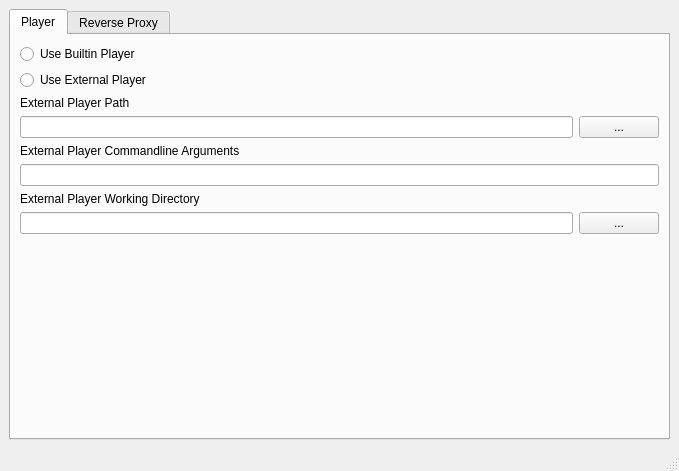
Qt form desktop/configurationwindow.ui (missdeer/hannah) before a commit.
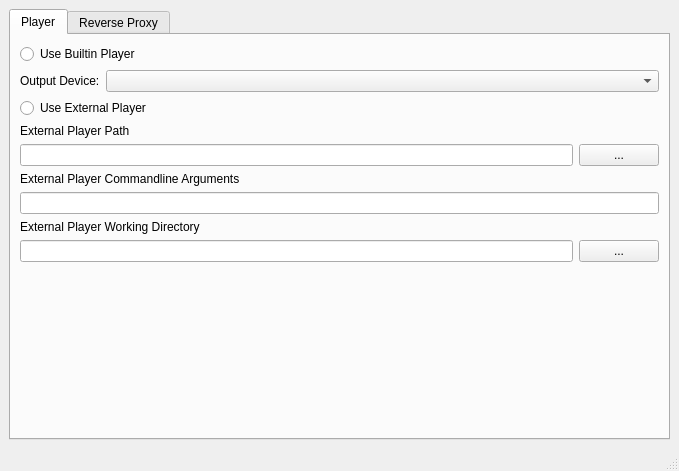
The same form after that commit.

Commit message: show output device in configuration dialog

Patch:
```diff
--- a/desktop/configurationwindow.ui
+++ b/desktop/configurationwindow.ui
@@ -32,6 +32,20 @@
           </property>
          </widget>
         </item>
+        <item>
+         <layout class="QHBoxLayout" name="horizontalLayout_3" stretch="0,1">
+          <item>
+           <widget class="QLabel" name="label_8">
+            <property name="text">
+             <string>Output Device:</string>
+            </property>
+           </widget>
+          </item>
+          <item>
+           <widget class="QComboBox" name="cbOutputDevices"/>
+          </item>
+         </layout>
+        </item>
         <item>
          <widget class="QRadioButton" name="useExternalPlayer">
           <property name="text">
```
The commit also changes 9 other files.
